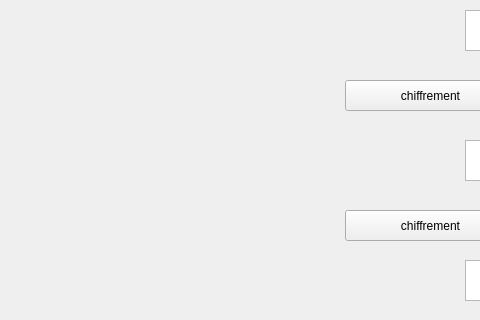
First picture: the form in mainwindow.ui, repository valentin-889/App_Securite, before the edit; both pictures show x 85 to 565 and y 100 to 420 of the 800 by 600 pixel window.
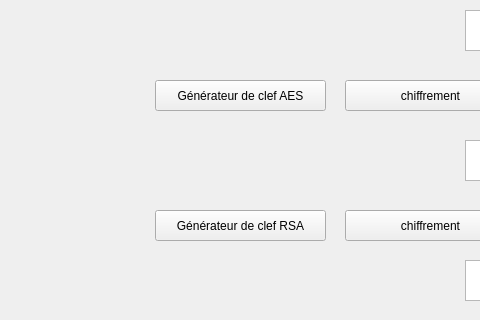
Second picture: the form after the edit.

What changed in the file:
```diff
--- a/mainwindow.ui
+++ b/mainwindow.ui
@@ -139,6 +139,32 @@
 &lt;p align=&quot;center&quot; style=&quot; margin-top:0px; margin-bottom:0px; margin-left:0px; margin-right:0px; -qt-block-indent:0; text-indent:0px;&quot;&gt;&lt;span style=&quot; font-size:16pt;&quot;&gt;RSA&lt;/span&gt;&lt;/p&gt;&lt;/body&gt;&lt;/html&gt;</string>
     </property>
    </widget>
+   <widget class="QPushButton" name="btn_clef_aes">
+    <property name="geometry">
+     <rect>
+      <x>240</x>
+      <y>180</y>
+      <width>171</width>
+      <height>31</height>
+     </rect>
+    </property>
+    <property name="text">
+     <string>Générateur de clef AES</string>
+    </property>
+   </widget>
+   <widget class="QPushButton" name="btn_clef_rsa">
+    <property name="geometry">
+     <rect>
+      <x>240</x>
+      <y>310</y>
+      <width>171</width>
+      <height>31</height>
+     </rect>
+    </property>
+    <property name="text">
+     <string>Générateur de clef RSA</string>
+    </property>
+   </widget>
   </widget>
   <widget class="QMenuBar" name="menubar">
    <property name="geometry">
```
